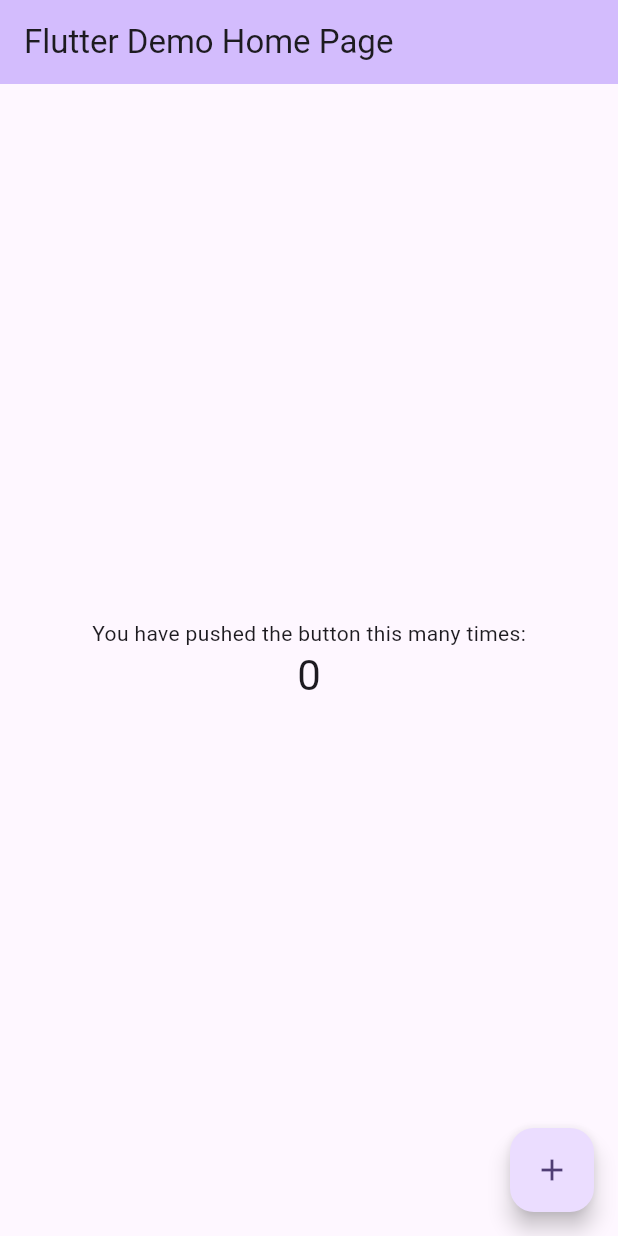
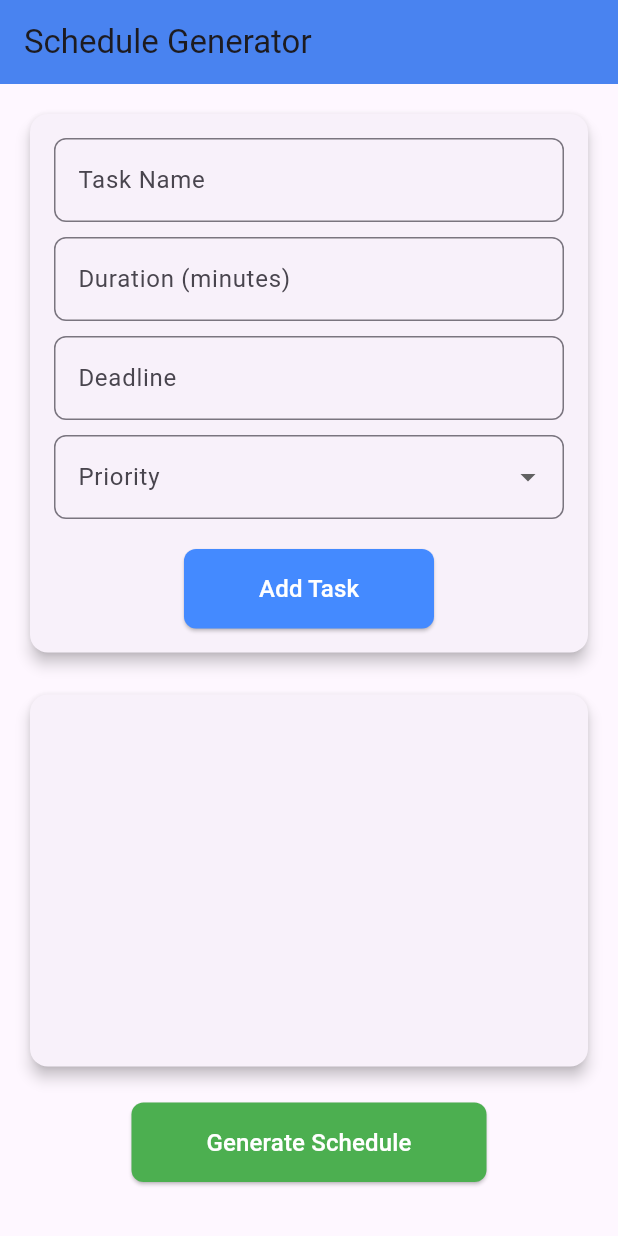
Before and after one commit to abdullohumar/flutter_schedule_generator, a Flutter app: the screen it shows after launch, on a phone screen of 412 x 824 dp. Run offline on Flutter 3.47's test engine with Material 3 defaults, Android fonts, the phone set to English and light mode, and no system bars; our stand-ins replace flutter_dotenv.

Commit message:
home screen and finish

```diff
--- a/lib/main.dart
+++ b/lib/main.dart
@@ -1,6 +1,9 @@
 import 'package:flutter/material.dart';
+import 'package:flutter_dotenv/flutter_dotenv.dart';
+import 'package:flutter_schedule_generator/ui/home_screen.dart';
 
-void main() {
+Future<void> main() async {
+  await dotenv.load(fileName: ".env");
   runApp(const MyApp());
 }
 
@@ -11,6 +14,7 @@ class MyApp extends StatelessWidget {
   @override
   Widget build(BuildContext context) {
     return MaterialApp(
+      debugShowCheckedModeBanner: false,
       title: 'Flutter Demo',
       theme: ThemeData(
         // This is the theme of your application.
@@ -31,95 +35,7 @@ class MyApp extends StatelessWidget {
         colorScheme: ColorScheme.fromSeed(seedColor: Colors.deepPurple),
         useMaterial3: true,
       ),
-      home: const MyHomePage(title: 'Flutter Demo Home Page'),
+      home: HomeScreen(),
     );
   }
 }
-
-class MyHomePage extends StatefulWidget {
-  const MyHomePage({super.key, required this.title});
-
-  // This widget is the home page of your application. It is stateful, meaning
-  // that it has a State object (defined below) that contains fields that affect
-  // how it looks.
-
-  // This class is the configuration for the state. It holds the values (in this
-  // case the title) provided by the parent (in this case the App widget) and
-  // used by the build method of the State. Fields in a Widget subclass are
-  // always marked "final".
-
-  final String title;
-
-  @override
-  State<MyHomePage> createState() => _MyHomePageState();
-}
-
-class _MyHomePageState extends State<MyHomePage> {
-  int _counter = 0;
-
-  void _incrementCounter() {
-    setState(() {
-      // This call to setState tells the Flutter framework that something has
-      // changed in this State, which causes it to rerun the build method below
-      // so that the display can reflect the updated values. If we changed
-      // _counter without calling setState(), then the build method would not be
-      // called again, and so nothing would appear to happen.
-      _counter++;
-    });
-  }
-
-  @override
-  Widget build(BuildContext context) {
-    // This method is rerun every time setState is called, for instance as done
-    // by the _incrementCounter method above.
-    //
-    // The Flutter framework has been optimized to make rerunning build methods
-    // fast, so that you can just rebuild anything that needs updating rather
-    // than having to individually change instances of widgets.
-    return Scaffold(
-      appBar: AppBar(
-        // TRY THIS: Try changing the color here to a specific color (to
-        // Colors.amber, perhaps?) and trigger a hot reload to see the AppBar
-        // change color while the other colors stay the same.
-        backgroundColor: Theme.of(context).colorScheme.inversePrimary,
-        // Here we take the value from the MyHomePage object that was created by
-        // the App.build method, and use it to set our appbar title.
-        title: Text(widget.title),
-      ),
-      body: Center(
-        // Center is a layout widget. It takes a single child and positions it
-        // in the middle of the parent.
-        child: Column(
-          // Column is also a layout widget. It takes a list of children and
-          // arranges them vertically. By default, it sizes itself to fit its
-          // children horizontally, and tries to be as tall as its parent.
-          //
-          // Column has various properties to control how it sizes itself and
-          // how it positions its children. Here we use mainAxisAlignment to
-          // center the children vertically; the main axis here is the vertical
-          // axis because Columns are vertical (the cross axis would be
-          // horizontal).
-          //
-          // TRY THIS: Invoke "debug painting" (choose the "Toggle Debug Paint"
-          // action in the IDE, or press "p" in the console), to see the
-          // wireframe for each widget.
-          mainAxisAlignment: MainAxisAlignment.center,
-          children: <Widget>[
-            const Text(
-              'You have pushed the button this many times:',
-            ),
-            Text(
-              '$_counter',
-              style: Theme.of(context).textTheme.headlineMedium,
-            ),
-          ],
-        ),
-      ),
-      floatingActionButton: FloatingActionButton(
-        onPressed: _incrementCounter,
-        tooltip: 'Increment',
-        child: const Icon(Icons.add),
-      ), // This trailing comma makes auto-formatting nicer for build methods.
-    );
-  }
-}
--- a/lib/services/gemini_service.dart
+++ b/lib/services/gemini_service.dart
@@ -49,7 +49,7 @@ class GeminiService {
           } else if (response.statusCode == 503){
             throw ArgumentError("Service unavailable");
           } else if (response.statusCode == 200){
-            return data["contents"][0]["parts"][0]["text"];
+            return data["candidates"][0]["content"]["parts"][0]["text"];
           } else {
             throw ArgumentError("Unknown error");
           }
--- /dev/null
+++ b/lib/ui/home_screen.dart
@@ -0,0 +1,226 @@
+import 'package:flutter/material.dart';
+import 'package:flutter_schedule_generator/models/task.dart';
+import 'package:flutter_schedule_generator/services/gemini_service.dart';
+
+class HomeScreen extends StatefulWidget {
+  const HomeScreen({super.key});
+
+  @override
+  State<HomeScreen> createState() => _HomeScreenState();
+}
+
+class _HomeScreenState extends State<HomeScreen> {
+  final List<Task> tasks = [];
+  bool isLoading = false;
+  String scheduleResult = "";
+  String? priority;
+  final taskController = TextEditingController();
+  final durationController = TextEditingController();
+  final deadlineController = TextEditingController();
+  final GeminiService geminiService = GeminiService();
+  @override
+  Widget build(BuildContext context) {
+    return Scaffold(
+      appBar: AppBar(
+        title: const Text("Schedule Generator"),
+        backgroundColor: Colors.blueAccent,
+        elevation: 10,
+      ),
+      body: Padding(
+        padding: const EdgeInsets.all(16),
+        child: Column(
+          children: [
+            Card(
+              elevation: 4,
+              child: Padding(
+                  padding: const EdgeInsets.all(16), child: _buildInputField()),
+            ),
+            const SizedBox(height: 20),
+            Expanded(
+              child: Card(elevation: 4, child: _buildTaskList()),
+            ),
+            const SizedBox(height: 20),
+            _buildGenerateButton(),
+            const SizedBox(height: 20),
+            _buildScheduleResult()
+          ],
+        ),
+      ),
+    );
+  }
+
+  Widget _buildInputField() {
+    return Column(
+      children: [
+        TextField(
+          controller: taskController,
+          decoration: InputDecoration(
+            labelText: "Task Name",
+            border: OutlineInputBorder(
+              borderRadius: BorderRadius.circular(8),
+            ),
+          ),
+        ),
+        const SizedBox(height: 10),
+        TextField(
+          controller: durationController,
+          decoration: InputDecoration(
+            labelText: "Duration (minutes)",
+            border: OutlineInputBorder(
+              borderRadius: BorderRadius.circular(8),
+            ),
+          ),
+          keyboardType: TextInputType.number,
+        ),
+        const SizedBox(height: 10),
+        TextField(
+          controller: deadlineController,
+          decoration: InputDecoration(
+            labelText: "Deadline",
+            border: OutlineInputBorder(
+              borderRadius: BorderRadius.circular(8),
+            ),
+          ),
+        ),
+        const SizedBox(height: 10),
+        DropdownButtonFormField<String>(
+          value: priority,
+          decoration: InputDecoration(
+            labelText: "Priority",
+            border: OutlineInputBorder(
+              borderRadius: BorderRadius.circular(8),
+            ),
+          ),
+          items: const ["High", "Medium", "Low"]
+              .map((priority) => DropdownMenuItem(
+                    value: priority,
+                    child: Text(priority),
+                  ))
+              .toList(),
+          onChanged: (value) => setState(() => priority = value),
+        ),
+        const SizedBox(height: 20),
+        ElevatedButton(
+          onPressed: _addTask,
+          style: ElevatedButton.styleFrom(
+            backgroundColor: Colors.blueAccent,
+            shape:
+                RoundedRectangleBorder(borderRadius: BorderRadius.circular(8)),
+            padding: const EdgeInsets.symmetric(horizontal: 50, vertical: 15),
+          ),
+          child: const Text("Add Task",
+              style: TextStyle(fontSize: 16, color: Colors.white)),
+        ),
+      ],
+    );
+  }
+
+  void _addTask() {
+    if(taskController.text.isNotEmpty && durationController.text.isNotEmpty && deadlineController.text.isNotEmpty && priority != null) {
+      setState(() {
+        tasks.add(Task(
+          name: taskController.text,
+          priority: priority!,
+          duration: int.tryParse(durationController.text) ?? 5,
+          deadline: deadlineController.text,
+        ));
+      });
+      _clearInputs();
+    }
+  }
+
+  void _clearInputs(){
+    taskController.clear();
+    durationController.clear();
+    deadlineController.clear();
+    setState(() {
+      priority = null;
+    });
+  }
+
+  Future<void> _generateSchedule() async {
+    setState(() {
+      isLoading = true;
+    });
+    try {
+      String schedule = await geminiService.generateSchedule(tasks);
+      setState(() {
+        scheduleResult = schedule;
+      });
+    } catch (e) {
+      setState(() {
+        scheduleResult = "Failed to generate schedule: $e";
+      });
+    }
+    setState(() {
+      isLoading = false;
+    });
+  }
+
+  Widget _buildTaskList() {
+    return Padding(
+      padding: const EdgeInsets.all(16),
+      child: ListView.builder(
+        itemCount: tasks.length,
+        itemBuilder: (context, index) {
+          final task = tasks[index];
+          return Card(
+            margin: const EdgeInsets.symmetric(vertical: 5),
+            child: ListTile(
+              title: Text(task.name,
+                  style: const TextStyle(fontWeight: FontWeight.bold)),
+              subtitle: Text(
+                  "Priority: ${task.priority} | Duration: ${task.duration} minute | Deadline: ${task.deadline}"),
+              trailing: IconButton(
+                icon: const Icon(Icons.delete, color: Colors.red),
+                onPressed: () {
+                  setState(() {
+                    tasks.removeAt(index);
+                  });
+                },
+              ),
+            ),
+          );
+        },
+      ),
+    );
+  }
+
+  Widget _buildGenerateButton() {
+    return isLoading
+        ? const CircularProgressIndicator()
+        : ElevatedButton(
+            onPressed: _generateSchedule,
+            style: ElevatedButton.styleFrom(
+              backgroundColor: Colors.green,
+              shape: RoundedRectangleBorder(
+                  borderRadius: BorderRadius.circular(8)),
+              padding: const EdgeInsets.symmetric(horizontal: 50, vertical: 15),
+            ),
+            child: const Text("Generate Schedule",
+                style: TextStyle(fontSize: 16, color: Colors.white)),
+          );
+  }
+
+  Widget _buildScheduleResult() {
+    return scheduleResult.isNotEmpty
+        ? Expanded(
+          child: Card(
+              elevation: 4,
+              child: Padding(
+                padding: const EdgeInsets.all(16),
+                child: SingleChildScrollView(
+                  child: Text(
+                    scheduleResult,
+                    style: const TextStyle(
+                      fontSize: 16,
+                      fontWeight: FontWeight.bold,
+                    ),
+                  ),
+                ),
+              ),
+            ),
+        )
+        : Container();
+  }
+}
```
